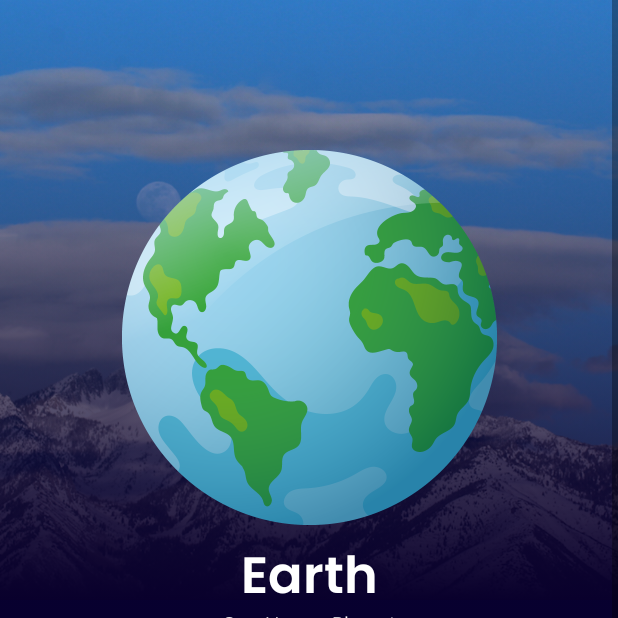
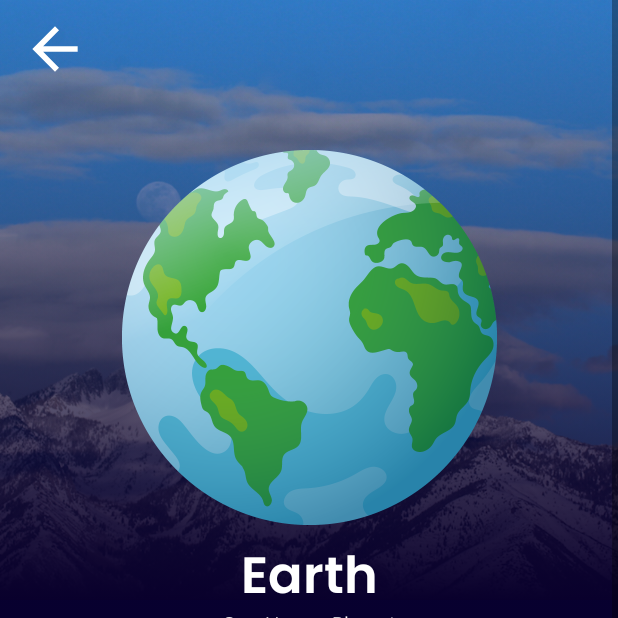
Before and after one commit to ReynaldJr/PlanetariumApp_ReynaldJrPadilla, an Android app: the screen it shows after launch (DetailActivity), after a tap on "Earth", on a phone screen of 412 x 824 dp, the top half of it. Run offline under Robolectric (Android 15) with nearby library versions, the phone set to English and light mode, and no system bars; 2 other taps on this screen came first.

Commit message:
Add pop up screen

```diff
--- a/app/src/main/java/com/example/solarsystem/DetailActivity.kt
+++ b/app/src/main/java/com/example/solarsystem/DetailActivity.kt
@@ -41,6 +41,10 @@ class DetailActivity : AppCompatActivity() {
         }
 
         init()
+
+        back_button.setOnClickListener() {
+            onBackPressed()
+        }
     }
 
     private fun init() {
--- a/app/src/main/java/com/example/solarsystem/MainActivity.kt
+++ b/app/src/main/java/com/example/solarsystem/MainActivity.kt
@@ -1,12 +1,19 @@
 package com.example.solarsystem
 
+import android.app.Dialog
 import android.content.Intent
+import android.graphics.Color
+import android.graphics.drawable.ColorDrawable
 import androidx.appcompat.app.AppCompatActivity
 import android.os.Bundle
+import android.os.Handler
+import android.view.animation.AnimationUtils
+import android.widget.Button
 import android.widget.Toast
 import androidx.appcompat.widget.SearchView
 import androidx.recyclerview.widget.GridLayoutManager
 import androidx.recyclerview.widget.RecyclerView
+import kotlinx.android.synthetic.main.activity_popup.*
 import java.util.*
 import kotlin.collections.ArrayList
 
@@ -21,6 +28,7 @@ class MainActivity : AppCompatActivity() {
         super.onCreate(savedInstanceState)
         setContentView(R.layout.activity_main)
 
+        displayPopup()
         init()
     }
 
@@ -56,6 +64,19 @@ class MainActivity : AppCompatActivity() {
         })
     }
 
+    private fun displayPopup() {
+        var popupScreen = Dialog(this)
+        popupScreen.setCancelable(false)
+
+        popupScreen.setContentView(R.layout.activity_popup)
+        popupScreen.window?.setBackgroundDrawable(ColorDrawable(Color.TRANSPARENT))
+
+        var okButton = popupScreen.findViewById<Button>(R.id.pop_up_button)
+        okButton.setOnClickListener {
+            popupScreen.dismiss()
+        }
+        popupScreen.show()
+    }
 
     private fun filterList(query: String?) {
         if (query != null) {
--- /dev/null
+++ b/app/src/main/res/drawable/ic_baseline_arrow_back_24_white.xml
@@ -0,0 +1,5 @@
+<vector android:height="24dp" android:tint="#FFFFFF"
+    android:viewportHeight="24" android:viewportWidth="24"
+    android:width="24dp" xmlns:android="http://schemas.android.com/apk/res/android">
+    <path android:fillColor="@android:color/white" android:pathData="M20,11H7.83l5.59,-5.59L12,4l-8,8 8,8 1.41,-1.41L7.83,13H20v-2z"/>
+</vector>
--- a/app/src/main/res/layout/activity_detail.xml
+++ b/app/src/main/res/layout/activity_detail.xml
@@ -45,6 +45,16 @@
                     android:layout_height="match_parent"
                     android:layout_gravity="bottom"
                     android:background="@drawable/gradient_fade" />
+
+                <ImageView
+                    android:id="@+id/back_button"
+                    android:layout_width="53dp"
+                    android:layout_height="45dp"
+                    android:layout_margin="10dp"
+                    app:layout_constraintEnd_toStartOf="@+id/detailBackgroundImage"
+                    app:layout_constraintStart_toStartOf="parent"
+                    app:layout_constraintTop_toTopOf="parent"
+                    app:srcCompat="@drawable/ic_baseline_arrow_back_24_white" />
 
             </FrameLayout>
 
@@ -411,8 +421,6 @@
                 app:layout_constraintTop_toTopOf="@+id/view6" />
 
 
-
-
         </androidx.constraintlayout.widget.ConstraintLayout>
 
     </ScrollView>
```
Also changed, not shown: app/src/main/res/drawable/ic_pop_up_card.xml (added, +9 -0 lines), app/src/main/res/layout/activity_popup.xml (added, +83 -0 lines), app/src/main/res/drawable/pop_up_bg.png (added).
